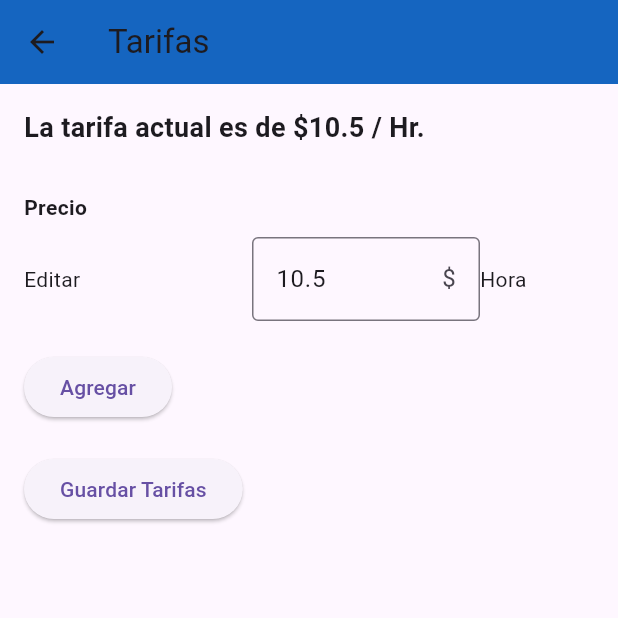
After one commit to CiclosX/AutoPark_AppMovil, a Flutter app: the TarifasScreen screen opened directly, on a phone screen of 412 x 824 dp, the top half of it. The commit adds this screen. Run offline on Flutter 3.47's test engine with Material 3 defaults, Android fonts, the light colour scheme and no system bars; our stand-ins replace cloud_firestore, firebase_core, firebase_database; accounts and stored records are empty.

Commit message:
Tarifas 1

```diff
--- a/lib/main.dart
+++ b/lib/main.dart
@@ -26,6 +26,7 @@ class MainApp extends StatelessWidget {
         debugShowCheckedModeBanner: false,
         title: 'Firebase CRUD',
         home: WelcomeScreen(),
+        //home: WelcomeScreen(),
       ),
     );
   }
--- /dev/null
+++ b/lib/screens/TarifasScreen.dart
@@ -0,0 +1,102 @@
+import 'package:flutter/material.dart';
+import 'package:provider/provider.dart';
+import 'package:autopark_appmovil/services/realtime_db_services.dart';
+
+class TarifasScreen extends StatefulWidget {
+  @override
+  _TarifasScreenState createState() => _TarifasScreenState();
+}
+
+class _TarifasScreenState extends State<TarifasScreen> {
+  double tarifaActual = 10.50;
+  TextEditingController tarifaController = TextEditingController();
+
+  @override
+  void initState() {
+    super.initState();
+    tarifaController.text = tarifaActual.toString();
+  }
+
+  @override
+  Widget build(BuildContext context) {
+    final realtimeDbService = Provider.of<RealtimeDbService>(context);
+
+    return Scaffold(
+      appBar: AppBar(
+        title: Text('Tarifas'),
+        backgroundColor: Colors.blue[800],
+      ),
+      body: Padding(
+        padding: const EdgeInsets.all(16.0),
+        child: Column(
+          crossAxisAlignment: CrossAxisAlignment.start,
+          children: [
+            Text(
+              'La tarifa actual es de \$$tarifaActual / Hr.',
+              style: TextStyle(fontSize: 18, fontWeight: FontWeight.bold),
+            ),
+            SizedBox(height: 30),
+            Text(
+              'Precio',
+              style: TextStyle(fontWeight: FontWeight.bold),
+            ),
+            SizedBox(height: 10),
+            Row(
+              children: [
+                Expanded(
+                  flex: 2,
+                  child: Text('Editar'),
+                ),
+                Expanded(
+                  flex: 2,
+                  child: TextField(
+                    controller: tarifaController,
+                    keyboardType: TextInputType.numberWithOptions(decimal: true),
+                    decoration: InputDecoration(
+                      suffixText: '\$',
+                      border: OutlineInputBorder(),
+                    ),
+                  ),
+                ),
+                Expanded(
+                  flex: 1,
+                  child: Text('Hora'),
+                ),
+              ],
+            ),
+            SizedBox(height: 20),
+            ElevatedButton(
+              onPressed: () {
+                // Agregar nueva tarifa
+              },
+              child: Text('Agregar'),
+              style: ElevatedButton.styleFrom(
+                ),
+            ),
+            SizedBox(height: 20),
+            ElevatedButton(
+              onPressed: () {
+                setState(() {
+                  tarifaActual = double.tryParse(tarifaController.text) ?? tarifaActual;
+                });
+                // Guardar en base de datos o backend
+                //realtimeDbService.saveTarifa(tarifaActual);
+                ScaffoldMessenger.of(context).showSnackBar(
+                  SnackBar(content: Text('Tarifas guardadas correctamente')),
+                );
+              },
+              child: Text('Guardar Tarifas'),
+              style: ElevatedButton.styleFrom(              ),
+            ),
+          ],
+        ),
+      ),
+    );
+  }
+
+  @override
+  void dispose() {
+    tarifaController.dispose();
+    super.dispose();
+  }
+}
--- a/lib/screens/home_screens.dart
+++ b/lib/screens/home_screens.dart
@@ -1,7 +1,5 @@
-
 import 'package:autopark_appmovil/screens/parking_screen.dart';
 import 'package:flutter/material.dart'; // Importa la pantalla de tarifas
-
 
 void main() {
   runApp(MyApp());
@@ -79,18 +77,16 @@ class HomeScreen extends StatelessWidget {
               subtitle: '10.50 s/m',
               icon: Icons.attach_money,
               color: Colors.blue,
-
             ),
             _buildCard(
               title: 'Agregar Lugares',
               subtitle: '15 Cajones Actualmente',
               icon: Icons.add_location,
               color: Colors.green,
-
             ),
             _buildCard(
               title: 'Disponibilidad Actual',
-              subtitle: '8 Cebros Gonçalves',
+              subtitle: 'Espacios Disponibles',
               icon: Icons.event_available,
               color: Colors.orange,
               onPressed: () {
@@ -99,25 +95,23 @@ class HomeScreen extends StatelessWidget {
                 Navigator.push(
                   context,
                   MaterialPageRoute(
-                    builder: (context) => const ParkingScreen(espacioId: 'espacio_1'), // Pasa el parámetro necesario
+                    builder: (context) => const ParkingScreen(
+                        espacioId: 'espacio_1'), // Pasa el parámetro necesario
                   ),
                 );
               },
             ),
-
             _buildCard(
               title: 'Estabilidad',
               subtitle: '7 t = 31 ms',
               icon: Icons.trending_up,
               color: Colors.purple,
-
             ),
             _buildCard(
               title: 'Gestionar Reservas',
               subtitle: '6 Reservas',
               icon: Icons.calendar_today,
               color: Colors.red,
-
             ),
           ],
         ),
--- a/lib/screens/parking_screen.dart
+++ b/lib/screens/parking_screen.dart
@@ -1,6 +1,6 @@
 import 'package:flutter/material.dart';
+import 'package:autopark_appmovil/services/realtime_db_services.dart';
 import 'package:provider/provider.dart';
-import 'package:autopark_appmovil/services/realtime_db_services.dart';
 
 class ParkingScreen extends StatelessWidget {
   final String espacioId;
```
Also changed, not shown: pubspec.lock, 125 other files.
